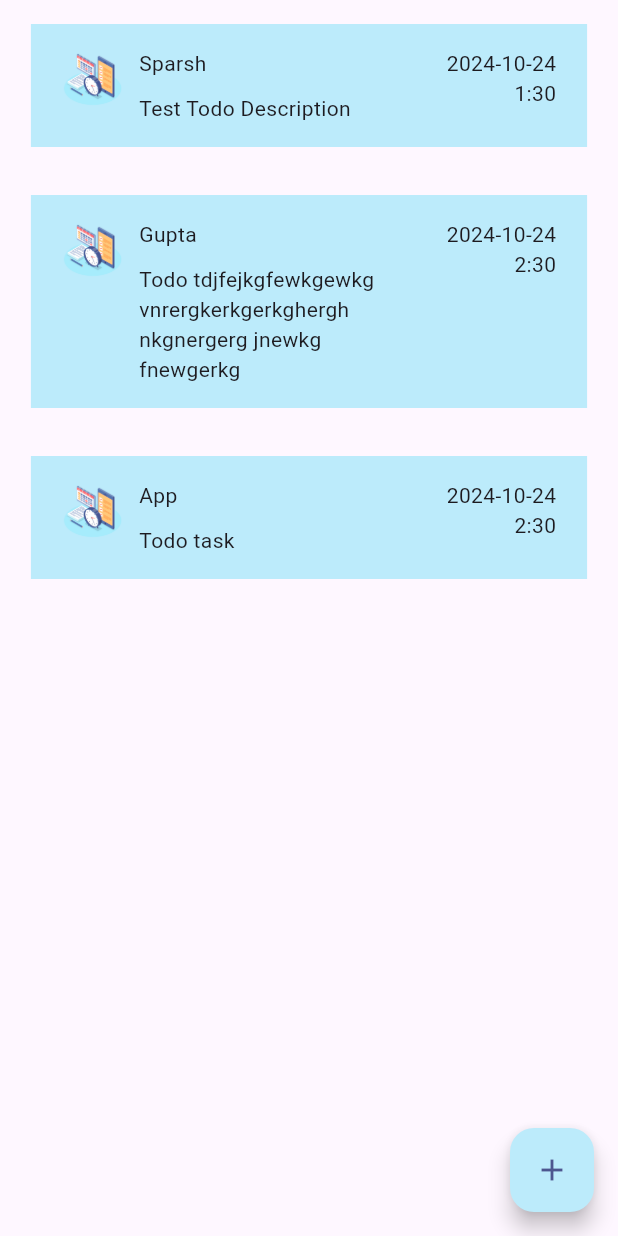
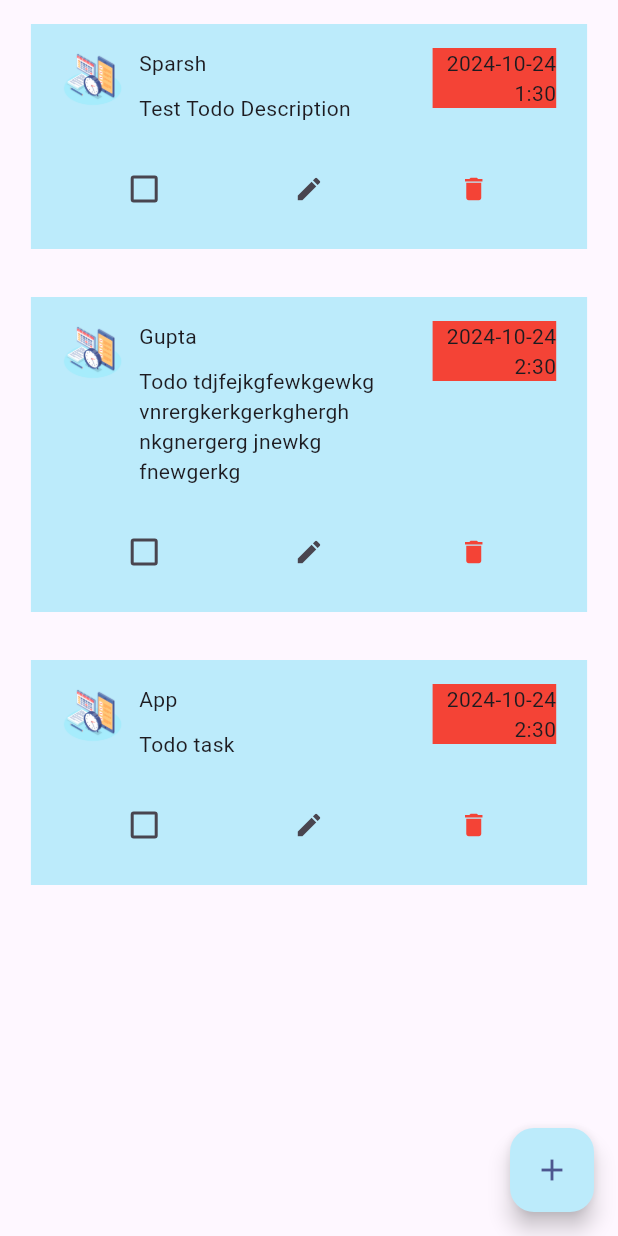
Before and after one commit to CSI-Trainee-2024/Task_4_Sparsh_2311143, a Flutter app: the screen it shows after launch, on a phone screen of 412 x 824 dp. Run offline on Flutter 3.47's test engine with Material 3 defaults, Android fonts, the light colour scheme and no system bars.

Commit message:
Delete and check functionlity added

```diff
--- a/lib/models/todo_model.dart
+++ b/lib/models/todo_model.dart
@@ -3,6 +3,7 @@ class Todo{
   String? description;
   String? date;
   String? time;
+  bool? isCompleted;
 
-  Todo({required this.title, required this.description, required this.date, required this.time});
+  Todo({required this.title, required this.description, required this.date, required this.time , this.isCompleted= false });
 }
--- a/lib/pages/home_page.dart
+++ b/lib/pages/home_page.dart
@@ -46,7 +46,9 @@ class _HomePageState extends State<HomePage> {
                     padding: EdgeInsets.symmetric(
                         horizontal: screenWidth * 0.05, vertical: 16),
                     color: lightBlueColor,
-                    child: Row(
+                    child: Column(
+                      children: [
+                        Row(
                           crossAxisAlignment: CrossAxisAlignment.start,
                           children: <Widget>[
                             Container(
@@ -76,6 +78,7 @@ class _HomePageState extends State<HomePage> {
                               width: screenWidth * 0.025,
                             ),
                             Container(
+                              color: Colors.red,
                               width: screenWidth * 0.2,
                               child: Column(
                                 crossAxisAlignment: CrossAxisAlignment.end,
@@ -84,8 +87,44 @@ class _HomePageState extends State<HomePage> {
                                     todos[index].date!,
                                   ),
                                   Text(todos[index].time!),
+                                  // Row(children: [
+                                  //   IconButton(onPressed: (){}, icon: Icon(Icons.edit),iconSize: 20,),
+                                  //   IconButton(onPressed: (){}, icon: Icon(Icons.delete),iconSize: 20,)
+                                  // ],)
                                 ],
                               ),
+                            )
+                          ],
+                        ),
+                        SizedBox(height: 20),
+                        Row(
+                          mainAxisAlignment: MainAxisAlignment.spaceAround,
+                          children: [
+                            //IconButton(onPressed: (){}, icon: Icon(Icons.edit),iconSize: 20,),
+                            Checkbox(
+                              value: todos[index].isCompleted,
+                              onChanged: (value) {
+                                setState(() {
+                                  todos[index].isCompleted = value!;
+                                });
+                              },
+                            ),
+                            IconButton(
+                              onPressed: () {},
+                              icon: Icon(Icons.edit),
+                              iconSize: 20,
+                            ),
+                            IconButton(
+                              onPressed: () {
+                                setState(() {
+                                  todos.removeAt(index);
+                                });
+                              },
+                              icon: Icon(Icons.delete),
+                              color: Colors.red,
+                              iconSize: 20,
+                            ),
+                          ],
                         )
                       ],
                     ),
```
Lines whose indentation alone changed are shown as unchanged.
